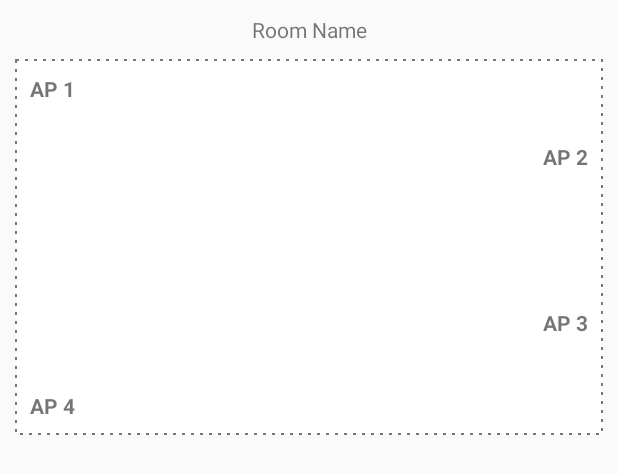
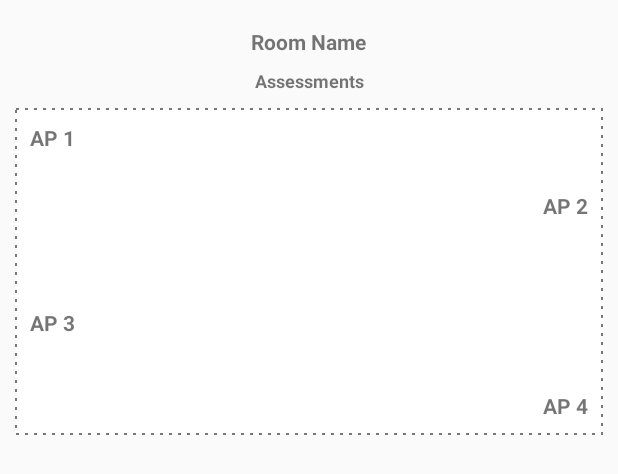
Before and after one commit to umair13adil/SmartIndoor-PositioningAndroid, an Android app: the layout item_room.xml on its own in the app's theme, with its tools: preview values and no code run, on a phone screen of 412 x 824 dp. Shown: the top 474 px of the screen. Run offline under Robolectric (Android 15) with nearby library versions, the phone set to English and light mode, and no system bars.

Commit message:
Added background Wi-Fi scanning.

```diff
--- a/app/src/main/java/com/cubivue/inlogic/data/db/dao/RoomDao.kt
+++ b/app/src/main/java/com/cubivue/inlogic/data/db/dao/RoomDao.kt
@@ -23,6 +23,9 @@ interface RoomDao {
     @Query("SELECT * FROM room")
     fun getRooms(): LiveData<List<Room>>
 
+    @Query("SELECT * FROM room")
+    fun getSavedRooms(): List<Room>
+
     @Query("SELECT * FROM room WHERE roomId LIKE :roomId LIMIT 1")
     fun findRoomById(roomId: String): Room
 
--- a/app/src/main/java/com/cubivue/inlogic/di/ActivityBindingModule.kt
+++ b/app/src/main/java/com/cubivue/inlogic/di/ActivityBindingModule.kt
@@ -16,6 +16,7 @@
 
 package com.cubivue.inlogic.di
 
+import com.cubivue.inlogic.components.ScannerService
 import com.cubivue.inlogic.ui.accessPoint.AccessPointActivity
 import com.cubivue.inlogic.ui.accessPoint.AccessPointActivityModule
 import com.cubivue.inlogic.ui.locate.LocateActivity
@@ -75,4 +76,8 @@ abstract class ActivityBindingModule {
         ]
     )
     internal abstract fun locateActivity(): LocateActivity
+
+
+    @ContributesAndroidInjector
+    abstract fun scannerService(): ScannerService
 }
--- a/app/src/main/java/com/cubivue/inlogic/ui/locate/LocateActivity.kt
+++ b/app/src/main/java/com/cubivue/inlogic/ui/locate/LocateActivity.kt
@@ -64,7 +64,8 @@ class LocateActivity : DaggerAppCompatActivity() {
                 it.roomId == result.first.roomId
             }.let {
                 it.map {
-                    it.inHere = result.second
+                    it.inHere = result.second.first
+                    it.assessment = result.second.second
                 }
             }
 
@@ -77,7 +78,7 @@ class LocateActivity : DaggerAppCompatActivity() {
     * Setup RecyclerView list adapter.
     */
     private fun setUpListAdapter() {
-        adapter = RoomsAdapter(::onDeleteSelection)
+        adapter = RoomsAdapter(::onDeleteSelection, isSimpleList = false)
 
         layoutManager = GridLayoutManager(this, 2)
 
--- a/app/src/main/res/layout/item_room.xml
+++ b/app/src/main/res/layout/item_room.xml
@@ -11,18 +11,43 @@
         android:id="@+id/btn_delete"
         android:layout_width="wrap_content"
         android:layout_height="wrap_content"
+        android:layout_gravity="end"
         android:src="@drawable/ic_delete_forever_black_24dp"
-        android:layout_gravity="end"
-        android:visibility="gone"/>
+        android:visibility="gone" />
+
+    <FrameLayout
+        android:layout_width="match_parent"
+        android:layout_height="wrap_content"
+        android:gravity="center">
+
+        <androidx.appcompat.widget.AppCompatTextView
+            android:id="@+id/txt_room_name"
+            android:layout_width="wrap_content"
+            android:layout_height="wrap_content"
+            android:layout_marginTop="@dimen/margin_10"
+            android:gravity="center"
+            android:layout_gravity="center"
+            android:textStyle="bold"
+            android:text="Room Name" />
+
+        <androidx.appcompat.widget.AppCompatImageView
+            android:id="@+id/img_person_indicator"
+            android:layout_width="@dimen/margin_35"
+            android:layout_height="@dimen/margin_35"
+            android:layout_gravity="end"
+            android:src="@drawable/ic_person_pin_black_24dp"
+            android:visibility="invisible" />
+    </FrameLayout>
 
     <androidx.appcompat.widget.AppCompatTextView
-        android:id="@+id/txt_room_name"
+        android:id="@+id/txt_assessment"
         android:layout_width="match_parent"
         android:layout_height="wrap_content"
         android:layout_marginTop="@dimen/margin_10"
         android:gravity="center"
-        android:text="Room Name" />
-
+        android:textSize="@dimen/txt_size_12"
+        android:textStyle="bold"
+        android:text="Assessments" />
 
     <FrameLayout
         android:layout_width="match_parent"
@@ -30,14 +55,6 @@
         android:layout_margin="@dimen/margin_10"
         android:background="@drawable/bg_dotted_box"
         android:padding="@dimen/margin_10">
-
-        <androidx.appcompat.widget.AppCompatImageView
-            android:id="@+id/img_person_indicator"
-            android:layout_width="@dimen/margin_35"
-            android:layout_height="@dimen/margin_35"
-            android:src="@drawable/ic_person_pin_black_24dp"
-            android:layout_gravity="center"
-            android:visibility="gone"/>
 
         <androidx.appcompat.widget.AppCompatTextView
             android:id="@+id/ap_1"
@@ -52,28 +69,29 @@
             android:layout_width="match_parent"
             android:layout_height="wrap_content"
             android:layout_gravity="top|right"
+            android:layout_marginTop="@dimen/margin_45"
+            android:gravity="end"
             android:text="AP 2"
-            android:gravity="end"
-            android:textStyle="bold"
-            android:layout_marginTop="@dimen/margin_45"/>
+            android:textStyle="bold" />
 
         <androidx.appcompat.widget.AppCompatTextView
             android:id="@+id/ap_3"
             android:layout_width="match_parent"
             android:layout_height="wrap_content"
             android:layout_gravity="bottom|left"
+            android:layout_marginBottom="@dimen/margin_55"
+            android:gravity="start"
             android:text="AP 3"
-            android:textStyle="bold"
-            android:gravity="end"
-            android:layout_marginBottom="@dimen/margin_55"/>
+            android:textStyle="bold" />
 
         <androidx.appcompat.widget.AppCompatTextView
             android:id="@+id/ap_4"
             android:layout_width="match_parent"
             android:layout_height="wrap_content"
             android:layout_gravity="bottom|right"
+            android:gravity="end"
             android:text="AP 4"
-            android:textStyle="bold"/>
+            android:textStyle="bold" />
 
     </FrameLayout>
 </LinearLayout>
```
Also changed, not shown: app/src/main/AndroidManifest.xml (+13 -0 lines), app/src/main/java/com/cubivue/inlogic/components/AlarmHelper.kt (added, +31 -0 lines), app/src/main/java/com/cubivue/inlogic/components/AlarmReceiver.kt (added, +29 -0 lines), app/src/main/java/com/cubivue/inlogic/components/ScannerService.kt (added, +120 -0 lines), app/src/main/java/com/cubivue/inlogic/data/db/AppDatabase.kt (+6 -5 lines), app/src/main/java/com/cubivue/inlogic/model/room/Room.kt (+6 -1 lines), app/src/main/java/com/cubivue/inlogic/ui/accessPoint/AccessPointActivity.kt (+7 -0 lines), app/src/main/java/com/cubivue/inlogic/ui/locate/LocateViewModel.kt (+4 -4 lines), app/src/main/java/com/cubivue/inlogic/ui/rooms/RoomsAdapter.kt (+11 -4 lines), app/src/main/java/com/cubivue/inlogic/utils/InDoorLocationHelper.kt (+3 -5 lines), app/src/main/java/com/cubivue/inlogic/utils/WiFiScannerHelper.kt (+20 -12 lines).
